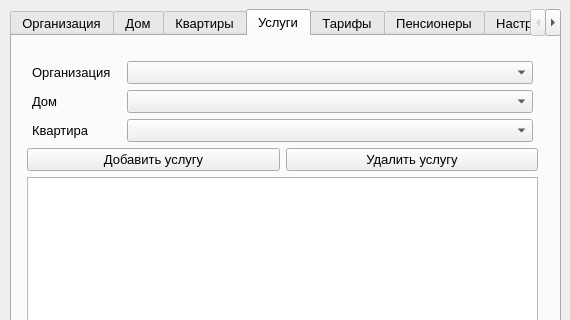
Above: adminwindow.ui from MartovKot/ZHSK before the change; both pictures show x 0 to 570 and y 0 to 320 of the 570 by 475 pixel window. Below: the same form after it.
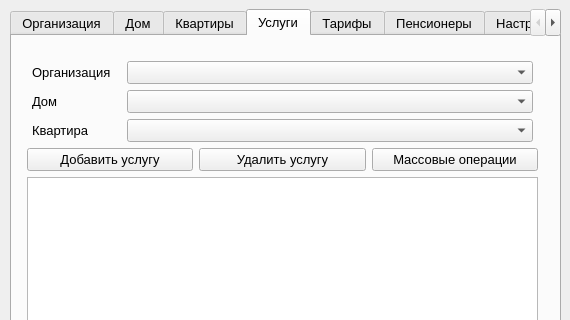
That is the form after the change. The open tabs and pages were chosen to show the change.

Commit message: + массовые операции над подключёнными услугами

The edit to the form file:
```diff
--- a/adminwindow.ui
+++ b/adminwindow.ui
@@ -741,6 +741,13 @@
                  </property>
                 </widget>
                </item>
+               <item>
+                <widget class="QPushButton" name="pBtnMassOperation">
+                 <property name="text">
+                  <string>Массовые операции</string>
+                 </property>
+                </widget>
+               </item>
               </layout>
              </item>
             </layout>
```
Left out of the diff: 2 changed lines with no effect on the pictures. The commit also changes 8 other files.
